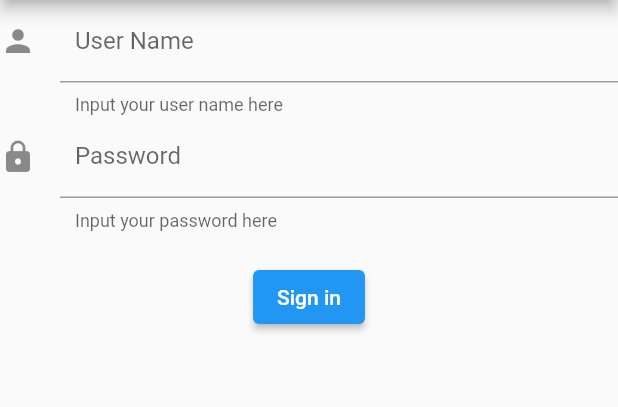
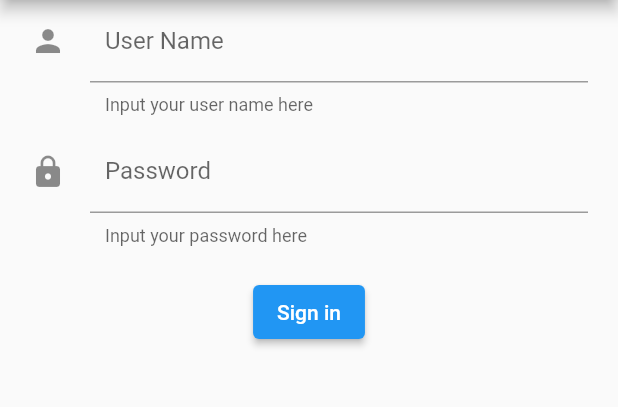
Before and after one commit to maleimings/flutter_to_dos, a Flutter app: the screen it shows after launch, on a phone screen of 412 x 824 dp, the part 84-491 px from its top. Run offline on Flutter 3.47's test engine with Material 2 defaults, Android fonts, the phone set to English and light mode, and no system bars; our stand-ins replace sqflite; accounts and stored records are empty.

Commit message:
Improve UI

```diff
--- a/lib/main.dart
+++ b/lib/main.dart
@@ -49,21 +49,23 @@ class MyHomePage extends StatefulWidget {
 }
 
 class _MyHomePageState extends State<MyHomePage> {
-
   void _onSignInClicked() {
     if (usernameController.text.isEmpty || passwordController.text.isEmpty) {
       ScaffoldMessenger.of(context).showSnackBar(snackBar);
     } else {
-      Navigator.push(context, MaterialPageRoute(builder: (context) => Dashboard(name: usernameController.value.text)));
+      Navigator.push(
+          context,
+          MaterialPageRoute(
+              builder: (context) =>
+                  Dashboard(name: usernameController.value.text)));
     }
   }
 
   final usernameController = TextEditingController();
   final passwordController = TextEditingController();
 
-  static const snackBar = SnackBar(
-    content: Text("Please enter your username and password")
-  );
+  static const snackBar =
+      SnackBar(content: Text("Please enter your username and password"));
 
   @override
   Widget build(BuildContext context) {
@@ -99,28 +101,34 @@ class _MyHomePageState extends State<MyHomePage> {
           // horizontal).
           mainAxisAlignment: MainAxisAlignment.start,
           children: <Widget>[
-            TextField(
+            Padding(
+              padding: const EdgeInsets.only(left: 20.0, right: 20.0),
+              child: TextField(
                   controller: usernameController,
                   keyboardType: TextInputType.text,
                   decoration: const InputDecoration(
                       contentPadding: EdgeInsets.all(10.0),
                       icon: Icon(Icons.person),
                       labelText: 'User Name',
-              helperText: 'Input your user name here'
+                      helperText: 'Input your user name here'),
+                  autofocus: false),
             ),
-            autofocus: false),
-            TextField(
+            Padding(
+              padding: const EdgeInsets.only(top: 10.0, left: 20.0, right: 20.0),
+              child: TextField(
                   controller: passwordController,
                   keyboardType: TextInputType.text,
                   decoration: const InputDecoration(
                       contentPadding: EdgeInsets.all(10.0),
                       icon: Icon(Icons.lock),
                       labelText: 'Password',
-                    helperText: 'Input your password here'
+                      helperText: 'Input your password here'),
+                  autofocus: false),
             ),
-                autofocus: false),
-            Padding(padding: const EdgeInsets.only(top: 20.0),
-                child: ElevatedButton(onPressed: _onSignInClicked, child: const Text("Sign in")))
+            Padding(
+                padding: const EdgeInsets.only(top: 20.0),
+                child: ElevatedButton(
+                    onPressed: _onSignInClicked, child: const Text("Sign in")))
           ],
         ),
       ),
```
Also changed, not shown: lib/dashboard.dart (+21 -8 lines), 1 other file. Lines whose indentation alone changed are shown as unchanged.
